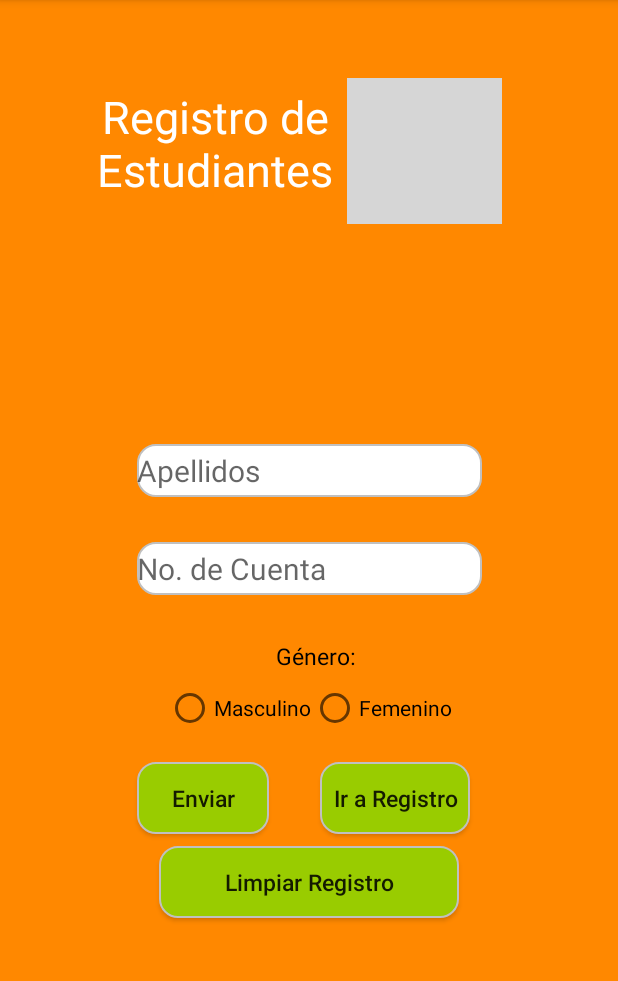
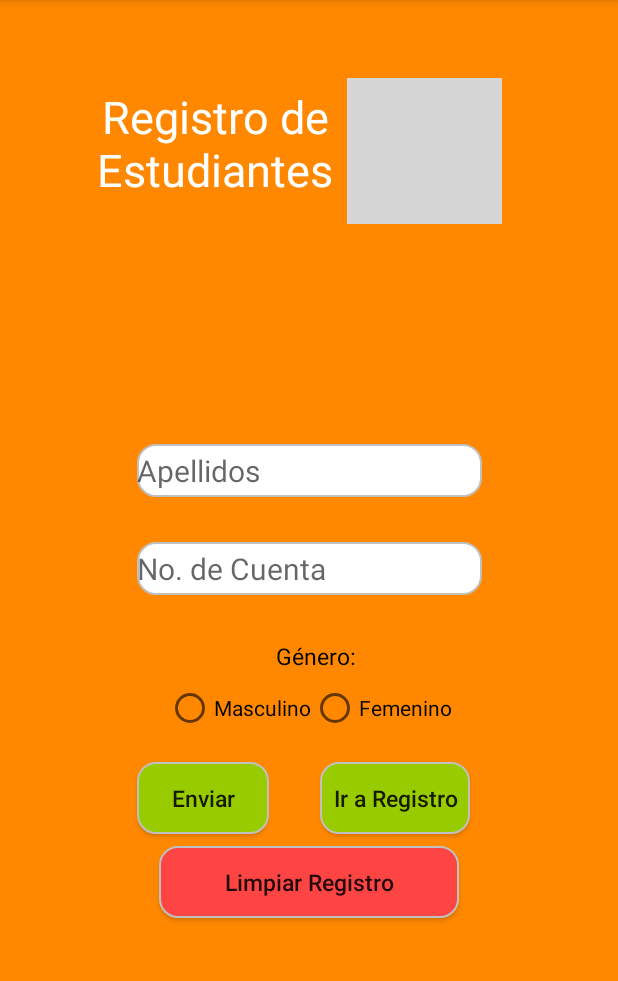
Before and after one commit to AlanPVG/Ej3_LV_STUDENTS_APVG, an Android app: the screen it shows after launch (MainActivity), on a phone screen of 412 x 824 dp, the part 84-1065 px from its top. Run offline under Robolectric (Android 15) with nearby library versions, the phone set to English and light mode, and no system bars; grey boxes are pictures that could not be loaded.

Commit message:
Se modifica colores de los botones y se agrega mensaje toast de registro exitoso

```diff
--- a/app/src/main/java/com/example/ej3_lv_students/MainActivity.java
+++ b/app/src/main/java/com/example/ej3_lv_students/MainActivity.java
@@ -61,8 +61,8 @@ public class MainActivity extends AppCompatActivity {
                             listaAlumnos.add(new Alumno(R.mipmap.female, nombre.getText().toString(), apellidos.getText().toString(), gender.getText().toString(), noCuenta.getText().toString()));
                         }
 
-                        openListViewActivity();
                         //Se limpian los campos del formulario
+                        Toast.makeText(MainActivity.this, getString(R.string.succesfulRegister), Toast.LENGTH_SHORT).show();
                         nombre.setText("");
                         apellidos.setText("");
                         noCuenta.setText("");
--- /dev/null
+++ b/app/src/main/res/drawable/button_shape_red.xml
@@ -0,0 +1,12 @@
+<?xml version="1.0" encoding="utf-8"?>
+<shape xmlns:android="http://schemas.android.com/apk/res/android">
+    <solid android:color="@android:color/holo_red_light" />
+    <stroke
+        android:width="1dip"
+        android:color="#C0C0C0" />
+    <corners
+        android:bottomLeftRadius="12dp"
+        android:bottomRightRadius="12dp"
+        android:topLeftRadius="12dp"
+        android:topRightRadius="12dp"></corners>
+</shape>
--- a/app/src/main/res/layout/activity_main.xml
+++ b/app/src/main/res/layout/activity_main.xml
@@ -168,7 +168,7 @@
         android:text="@string/button_clear"
         android:textAllCaps="false"
         android:textSize="15sp"
-        android:background="@drawable/button_shape"
+        android:background="@drawable/button_shape_red"
         app:layout_constraintEnd_toEndOf="parent"
         app:layout_constraintStart_toStartOf="parent"
         app:layout_constraintTop_toBottomOf="@+id/bttnSubmit" />
--- a/app/src/main/res/values/strings.xml
+++ b/app/src/main/res/values/strings.xml
@@ -13,4 +13,5 @@
     <string name="genderFemale"> Femenino </string>
     <string name="toastIncompleteNoAccount"> El número de cuenta debe ser de 10 dígitos </string>
     <string name="toastRegisterCleared"> El registro ha sido limpiado </string>
+    <string name="succesfulRegister"> Alumno registrado con éxito </string>
 </resources>
```
Also changed, not shown: 1 other file.
